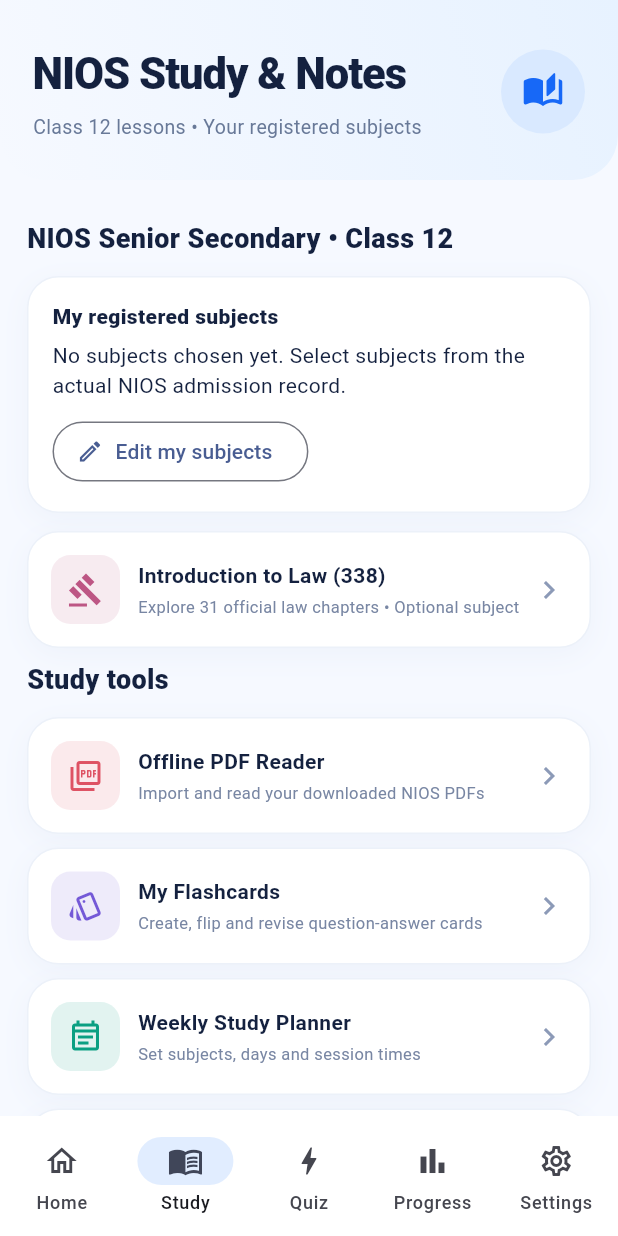
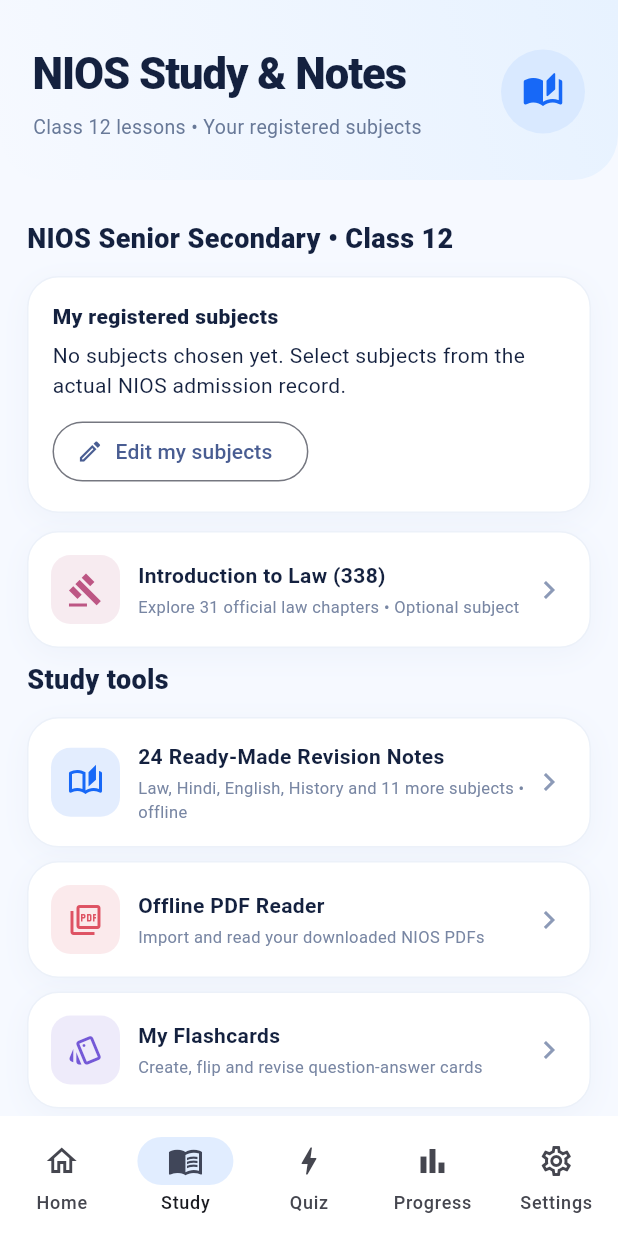
Before and after one commit to shuvinexofficial143-design/StudyVerse, a Flutter app: the screen it shows after launch, after a tap on "Choose or edit subjects", on a phone screen of 412 x 824 dp. Run offline on Flutter 3.47's test engine with Material 3 defaults, Android fonts, the phone set to English and light mode, and no system bars; our stand-ins replace appwrite, file_picker, flutter_secure_storage, image_picker, just_audio, shared_preferences and 1 more; missing offline and left inert: pdfrx, record; accounts and stored records are empty.

Commit message:
feat: show preloaded study notes in Study tab

```diff
--- a/lib/study_screens.dart
+++ b/lib/study_screens.dart
@@ -4,6 +4,7 @@ import 'study_data.dart';
 import 'private_space.dart';
 import 'nios_curriculum.dart';
 import 'study_extras.dart';
+import 'ready_notes.dart';
 import 'package:flutter/services.dart';
 import 'package:url_launcher/url_launcher.dart';
 
@@ -365,6 +366,16 @@ class _StudyScreenState extends State<StudyScreen> {
           onTap: _viewLawChapters,
         ),
         const StudySection('Study tools'),
+        StudyFeatureTile(
+          title: '24 Ready-Made Revision Notes',
+          description: 'Law, Hindi, English, History and 11 more subjects • offline',
+          icon: Icons.auto_stories_outlined,
+          color: const Color(0xFF1768F7),
+          onTap: () => Navigator.push(context,
+            MaterialPageRoute<void>(
+              builder: (_) => const ReadyStudyNotesScreen())),
+        ),
+        const SizedBox(height: 9),
         StudyFeatureTile(
           title: 'Offline PDF Reader',
           description: 'Import and read your downloaded NIOS PDFs',
```
